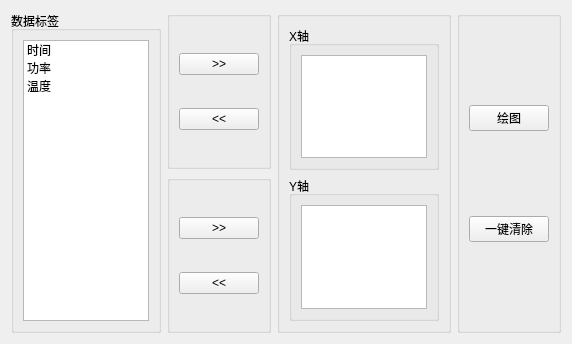
LiYorange/MyOFP2.0, file res/ui/draw.ui: the form before one commit.
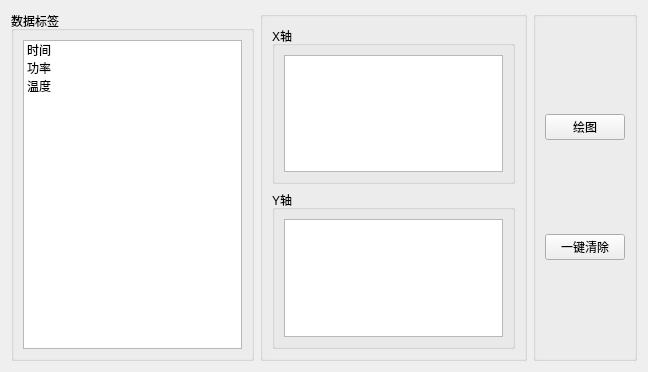
The form after the commit. Icons and pictures are not drawn.

```diff
--- a/res/ui/draw.ui
+++ b/res/ui/draw.ui
@@ -6,8 +6,8 @@
    <rect>
     <x>0</x>
     <y>0</y>
-    <width>572</width>
-    <height>344</height>
+    <width>648</width>
+    <height>372</height>
    </rect>
   </property>
   <property name="windowTitle">
@@ -46,62 +46,6 @@
      </layout>
     </widget>
    </item>
-   <item>
-    <layout class="QVBoxLayout" name="verticalLayout_7">
-     <item>
-      <widget class="QGroupBox" name="groupBox_5">
-       <property name="enabled">
-        <bool>true</bool>
-       </property>
-       <property name="title">
-        <string/>
-       </property>
-       <property name="checkable">
-        <bool>false</bool>
-       </property>
-       <layout class="QVBoxLayout" name="verticalLayout_5">
-        <item>
-         <widget class="QPushButton" name="to_x_pushButton">
-          <property name="text">
-           <string>&gt;&gt;</string>
-          </property>
-         </widget>
-        </item>
-        <item>
-         <widget class="QPushButton" name="x_to_data_pushButton">
-          <property name="text">
-           <string>&lt;&lt;</string>
-          </property>
-         </widget>
-        </item>
-       </layout>
-      </widget>
-     </item>
-     <item>
-      <widget class="QGroupBox" name="groupBox_6">
-       <property name="title">
-        <string/>
-       </property>
-       <layout class="QVBoxLayout" name="verticalLayout_6">
-        <item>
-         <widget class="QPushButton" name="to_y_pushButton">
-          <property name="text">
-           <string>&gt;&gt;</string>
-          </property>
-         </widget>
-        </item>
-        <item>
-         <widget class="QPushButton" name="y_to_data_pushButton">
-          <property name="text">
-           <string>&lt;&lt;</string>
-          </property>
-         </widget>
-        </item>
-       </layout>
-      </widget>
-     </item>
-    </layout>
-   </item>
    <item>
     <widget class="QGroupBox" name="groupBox_2">
      <property name="title">
@@ -115,7 +59,20 @@
         </property>
         <layout class="QVBoxLayout" name="verticalLayout_2">
          <item>
-          <widget class="QListWidget" name="x_listWidget"/>
+          <widget class="QListWidget" name="x_listWidget">
+           <property name="dragEnabled">
+            <bool>true</bool>
+           </property>
+           <property name="dragDropOverwriteMode">
+            <bool>true</bool>
+           </property>
+           <property name="dragDropMode">
+            <enum>QAbstractItemView::DragDrop</enum>
+           </property>
+           <property name="defaultDropAction">
+            <enum>Qt::MoveAction</enum>
+           </property>
+          </widget>
          </item>
         </layout>
        </widget>
@@ -127,7 +84,14 @@
         </property>
         <layout class="QVBoxLayout" name="verticalLayout_3">
          <item>
-          <widget class="QListWidget" name="y_listWidget"/>
+          <widget class="QListWidget" name="y_listWidget">
+           <property name="dragDropMode">
+            <enum>QAbstractItemView::DragDrop</enum>
+           </property>
+           <property name="defaultDropAction">
+            <enum>Qt::MoveAction</enum>
+           </property>
+          </widget>
          </item>
         </layout>
        </widget>
```
Left out of the diff: 6 changed lines with no effect on the pictures.
